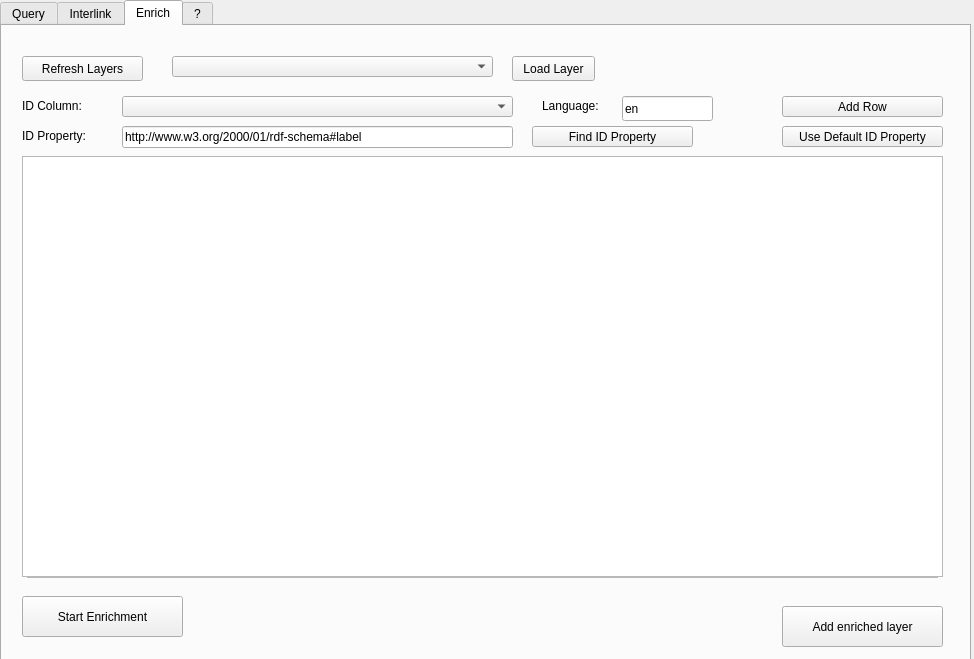
sparqlunicorn/sparqlunicornGoesGIS, file sparql_unicorn_dialog_base.ui: the form before one commit.
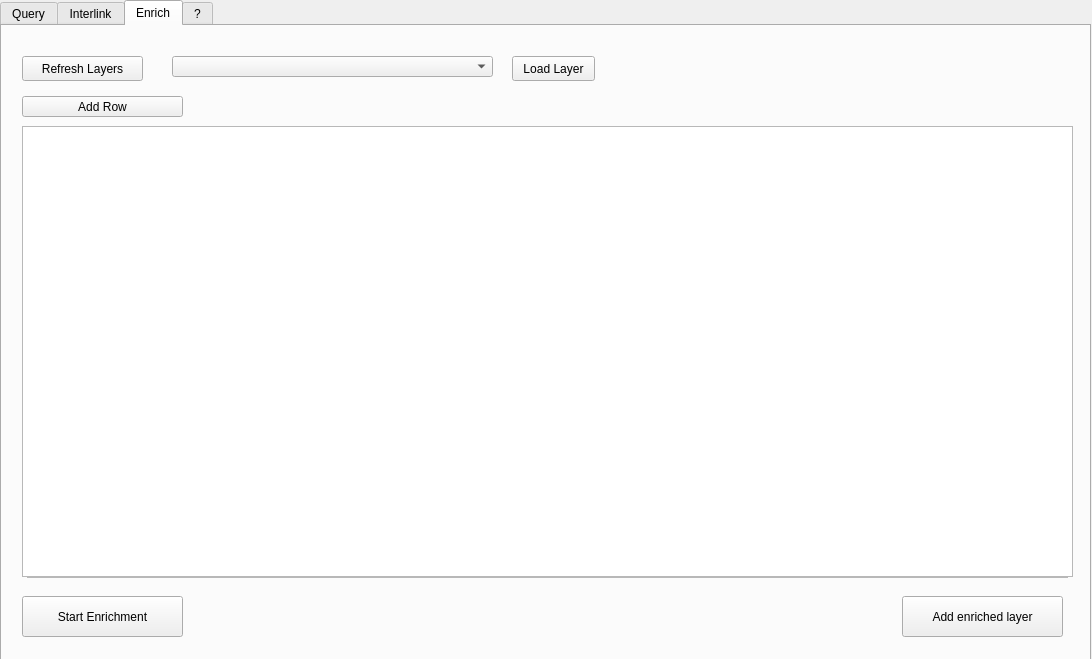
The form after the commit. The open tabs and pages were chosen to show the change.

Commit message: New enrichment dialog

What changed in the file:
```diff
--- a/sparql_unicorn_dialog_base.ui
+++ b/sparql_unicorn_dialog_base.ui
@@ -6,7 +6,7 @@
    <rect>
     <x>0</x>
     <y>0</y>
-    <width>974</width>
+    <width>1092</width>
     <height>659</height>
    </rect>
   </property>
@@ -31,7 +31,7 @@
     <rect>
      <x>0</x>
      <y>0</y>
-     <width>971</width>
+     <width>1091</width>
      <height>661</height>
     </rect>
    </property>
@@ -657,29 +657,6 @@
       </rect>
      </property>
     </widget>
-    <widget class="QLabel" name="label_10">
-     <property name="geometry">
-      <rect>
-       <x>20</x>
-       <y>70</y>
-       <width>91</width>
-       <height>20</height>
-      </rect>
-     </property>
-     <property name="text">
-      <string>ID Column:</string>
-     </property>
-    </widget>
-    <widget class="QComboBox" name="IDColumnEnrich">
-     <property name="geometry">
-      <rect>
-       <x>120</x>
-       <y>70</y>
-       <width>391</width>
-       <height>21</height>
-      </rect>
-     </property>
-    </widget>
     <widget class="QPushButton" name="startEnrichment">
      <property name="geometry">
       <rect>
@@ -696,8 +673,8 @@
     <widget class="QPushButton" name="addEnrichedLayerButton">
      <property name="geometry">
       <rect>
-       <x>780</x>
-       <y>580</y>
+       <x>900</x>
+       <y>570</y>
        <width>161</width>
        <height>41</height>
       </rect>
@@ -710,9 +687,9 @@
      <property name="geometry">
       <rect>
        <x>25</x>
-       <y>131</y>
-       <width>911</width>
-       <height>421</height>
+       <y>101</y>
+       <width>1041</width>
+       <height>451</height>
       </rect>
      </property>
     </widget>
@@ -720,16 +697,16 @@
      <property name="geometry">
       <rect>
        <x>20</x>
-       <y>130</y>
-       <width>921</width>
-       <height>421</height>
+       <y>100</y>
+       <width>1051</width>
+       <height>451</height>
       </rect>
      </property>
     </widget>
     <widget class="QPushButton" name="addEnrichedLayerRowButton">
      <property name="geometry">
       <rect>
-       <x>780</x>
+       <x>20</x>
        <y>70</y>
        <width>161</width>
        <height>21</height>
@@ -739,84 +716,6 @@
       <string>Add Row</string>
      </property>
     </widget>
-    <widget class="QLineEdit" name="languageEdit">
-     <property name="geometry">
-      <rect>
-       <x>620</x>
-       <y>70</y>
-       <width>91</width>
-       <height>25</height>
-      </rect>
-     </property>
-     <property name="text">
-      <string>en</string>
-     </property>
-    </widget>
-    <widget class="QLabel" name="languageLabel">
-     <property name="geometry">
-      <rect>
-       <x>540</x>
-       <y>70</y>
-       <width>91</width>
-       <height>20</height>
-      </rect>
-     </property>
-     <property name="text">
-      <string>Language:</string>
-     </property>
-    </widget>
-    <widget class="QLabel" name="idPropertyLabel">
-     <property name="geometry">
-      <rect>
-       <x>20</x>
-       <y>100</y>
-       <width>91</width>
-       <height>20</height>
-      </rect>
-     </property>
-     <property name="text">
-      <string>ID Property:</string>
-     </property>
-    </widget>
-    <widget class="QLineEdit" name="findIDPropertyEdit">
-     <property name="geometry">
-      <rect>
-       <x>120</x>
-       <y>100</y>
-       <width>391</width>
-       <height>22</height>
-      </rect>
-     </property>
-     <property name="text">
-      <string>http://www.w3.org/2000/01/rdf-schema#label</string>
-     </property>
-    </widget>
-    <widget class="QPushButton" name="findIDProperty">
-     <property name="geometry">
-      <rect>
-       <x>530</x>
-       <y>100</y>
-       <width>161</width>
-       <height>21</height>
-      </rect>
-     </property>
-     <property name="text">
-      <string>Find ID Property</string>
-     </property>
-    </widget>
-    <widget class="QPushButton" name="useDefaultIDProp">
-     <property name="geometry">
-      <rect>
-       <x>780</x>
-       <y>100</y>
-       <width>161</width>
-       <height>21</height>
-      </rect>
-     </property>
-     <property name="text">
-      <string>Use Default ID Property</string>
-     </property>
-    </widget>
    </widget>
    <widget class="QWidget" name="tab_4">
     <attribute name="title">
```
Left out of the diff: 34 changed lines with no effect on the pictures. The commit also changes 1 other file.
